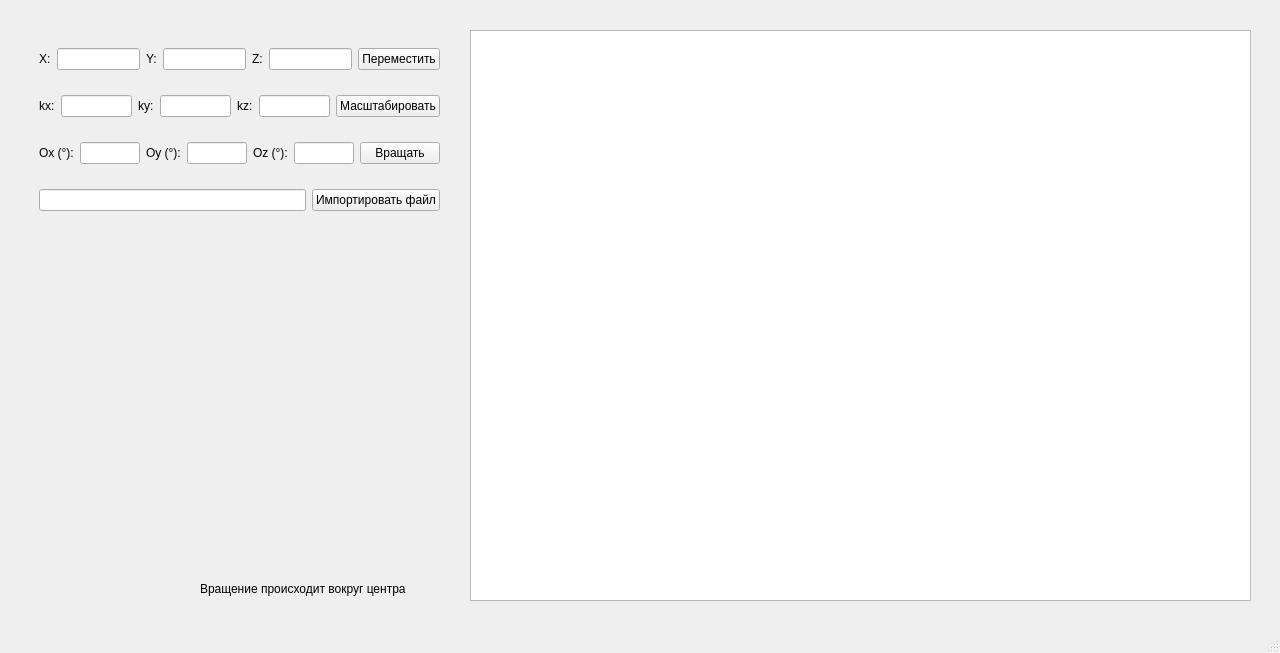
Old version of the form lab_01/mainwindow.ui in the repository SINdeletE/OOP.
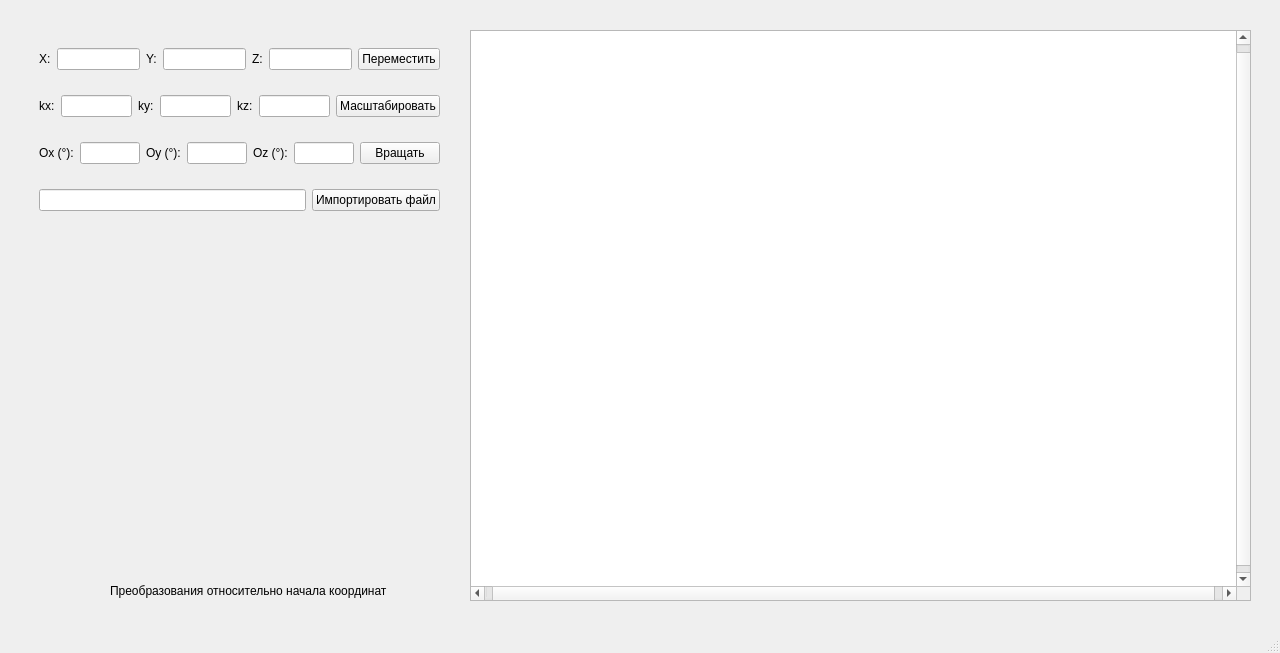
New version of the form.

```diff
--- a/lab_01/mainwindow.ui
+++ b/lab_01/mainwindow.ui
@@ -178,18 +178,26 @@
       <height>571</height>
      </rect>
     </property>
+    <property name="sceneRect">
+     <rectf>
+      <x>-390.000000000000000</x>
+      <y>-285.000000000000000</y>
+      <width>781.000000000000000</width>
+      <height>571.000000000000000</height>
+     </rectf>
+    </property>
    </widget>
    <widget class="QLabel" name="label_4">
     <property name="geometry">
      <rect>
-      <x>200</x>
+      <x>110</x>
       <y>580</y>
-      <width>261</width>
-      <height>18</height>
+      <width>351</width>
+      <height>21</height>
      </rect>
     </property>
     <property name="text">
-     <string>Вращение происходит вокруг центра</string>
+     <string>Преобразования относительно начала координат</string>
     </property>
    </widget>
   </widget>
```
